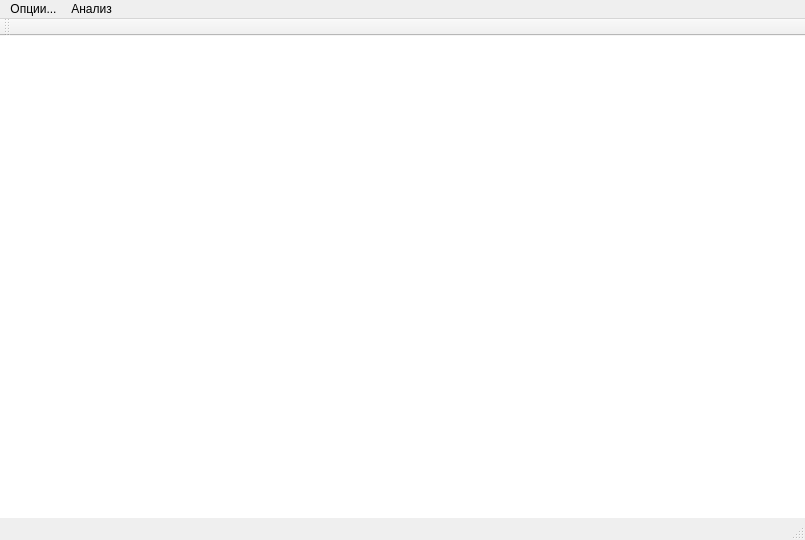
This is radio/mainwindow.ui in cyril-orlov/radio as Qt 5 draws it before an edit. The edited form follows.
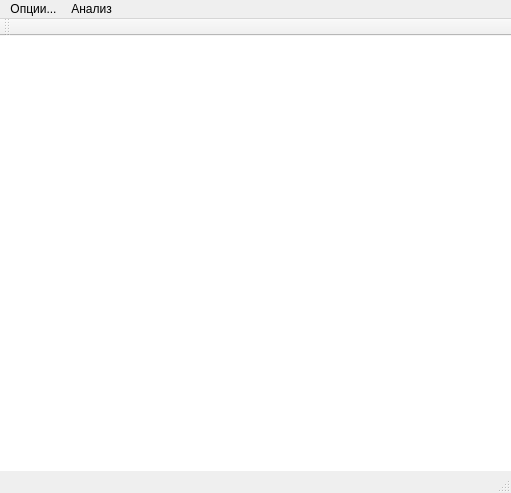
This is the edited form.

Commit message: refactored USRP metadata error handler, added late_command case; removed unused settings; changed default window size; some tinkering with noisegen, some typos fixed

Patch:
```diff
--- a/radio/mainwindow.ui
+++ b/radio/mainwindow.ui
@@ -6,8 +6,8 @@
    <rect>
     <x>0</x>
     <y>0</y>
-    <width>805</width>
-    <height>540</height>
+    <width>511</width>
+    <height>493</height>
    </rect>
   </property>
   <property name="windowTitle">
@@ -58,8 +58,8 @@
         <rect>
          <x>0</x>
          <y>0</y>
-         <width>805</width>
-         <height>487</height>
+         <width>511</width>
+         <height>440</height>
         </rect>
        </property>
       </widget>
@@ -72,7 +72,7 @@
     <rect>
      <x>0</x>
      <y>0</y>
-     <width>805</width>
+     <width>511</width>
      <height>21</height>
     </rect>
    </property>
```
The commit also changes 6 other files.
